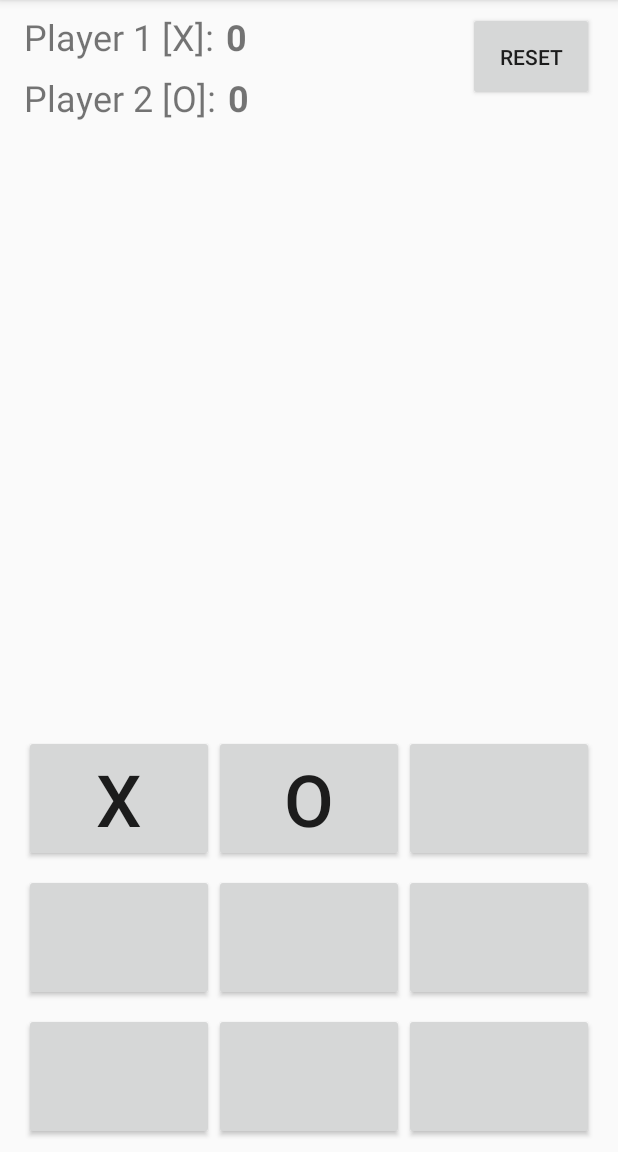
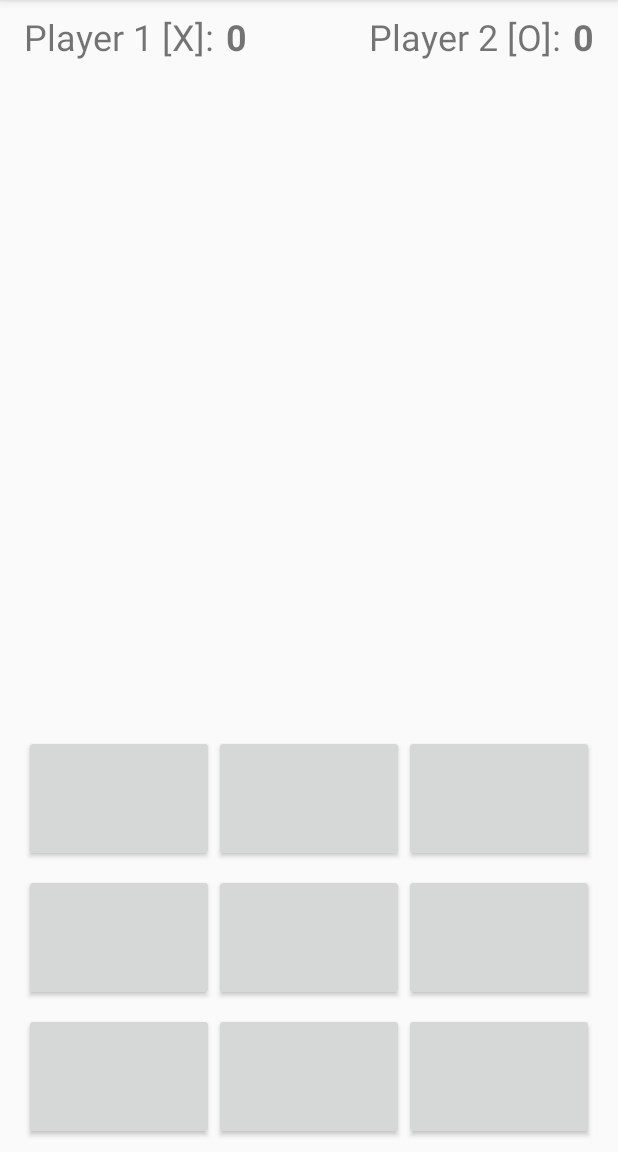
Before and after one commit to ipshitaRB/TicTacToe, an Android app: the screen it shows after launch (MainActivity), in the options menu, after a tap on "Reset", on a phone screen of 412 x 824 dp, the part 84-1236 px from its top. Run offline under Robolectric (Android 15) with nearby library versions, the phone set to English and light mode, and no system bars.

Commit message:
Replace reset button with reset menu option

```diff
--- a/app/src/main/java/com/droidrbi/tictactoe/MainActivity.java
+++ b/app/src/main/java/com/droidrbi/tictactoe/MainActivity.java
@@ -4,6 +4,7 @@ import android.os.Bundle;
 import android.util.Log;
 import android.view.Menu;
 import android.view.MenuInflater;
+import android.view.MenuItem;
 import android.view.View;
 import android.widget.Button;
 import android.widget.TextView;
@@ -49,9 +50,6 @@ public class MainActivity extends AppCompatActivity {
         player1ScoreTextView = findViewById(R.id.player1Score);
         player2ScoreTextView = findViewById(R.id.player2Score);
 
-        Button resetButton = findViewById(R.id.resetButton);
-
-        resetButton.setOnClickListener((view) -> reset());
 
         int i = 0, j;
         String buttonId;
@@ -103,6 +101,15 @@ public class MainActivity extends AppCompatActivity {
         return true;
     }
 
+    @Override
+    public boolean onOptionsItemSelected(MenuItem item) {
+        // Handle item selection
+        if (item.getItemId() == R.id.reset_menu) {
+            reset();
+            return true;
+        }
+        return super.onOptionsItemSelected(item);
+    }
     private void restoreBoard() {
         for (int buttonId :
                 clickedButtons.keySet()) {
@@ -115,6 +122,14 @@ public class MainActivity extends AppCompatActivity {
         }
         int j, i = 0;
         for (; i < 3; i++) {
+            for (j = 0; j < 3; j++) {
+                if (boardArr[i][j] != 1 && boardArr[i][j] != 2) {
+                    boardArr[i][j] = 0;
+                }
+
+            }
+        }
+        for (i = 0; i < 3; i++) {
             for (j = 0; j < 3; j++) {
                 if (boardArr[i][j] == 1) {
                     buttons[i][j].setText(getString(R.string.ex));
--- a/app/src/main/res/layout/activity_main.xml
+++ b/app/src/main/res/layout/activity_main.xml
@@ -21,12 +21,11 @@
         android:id="@+id/player2_label"
         android:layout_width="wrap_content"
         android:layout_height="wrap_content"
-        android:layout_marginStart="16dp"
-        android:layout_marginTop="8dp"
+        android:layout_marginEnd="8dp"
         android:text="@string/player_2"
         android:textSize="24sp"
-        app:layout_constraintStart_toStartOf="parent"
-        app:layout_constraintTop_toBottomOf="@+id/player1Label" />
+        app:layout_constraintBaseline_toBaselineOf="@id/player1Label"
+        app:layout_constraintEnd_toStartOf="@+id/player2Score" />
 
     <TextView
         android:id="@+id/player1Score"
@@ -43,22 +42,12 @@
         android:id="@+id/player2Score"
         android:layout_width="wrap_content"
         android:layout_height="wrap_content"
-        android:layout_marginStart="8dp"
+        android:layout_marginEnd="16dp"
         android:textSize="24sp"
         android:textStyle="bold"
         app:layout_constraintBaseline_toBaselineOf="@id/player2_label"
-        app:layout_constraintStart_toEndOf="@+id/player2_label"
+        app:layout_constraintEnd_toEndOf="parent"
         tools:text="17" />
-
-    <Button
-        android:id="@+id/resetButton"
-        android:layout_width="84dp"
-        android:layout_height="59dp"
-        android:layout_marginTop="8dp"
-        android:layout_marginEnd="16dp"
-        android:text="@string/reset"
-        app:layout_constraintEnd_toEndOf="parent"
-        app:layout_constraintTop_toTopOf="parent" />
 
     <LinearLayout
         android:id="@+id/topRowLinearLayout"
```
